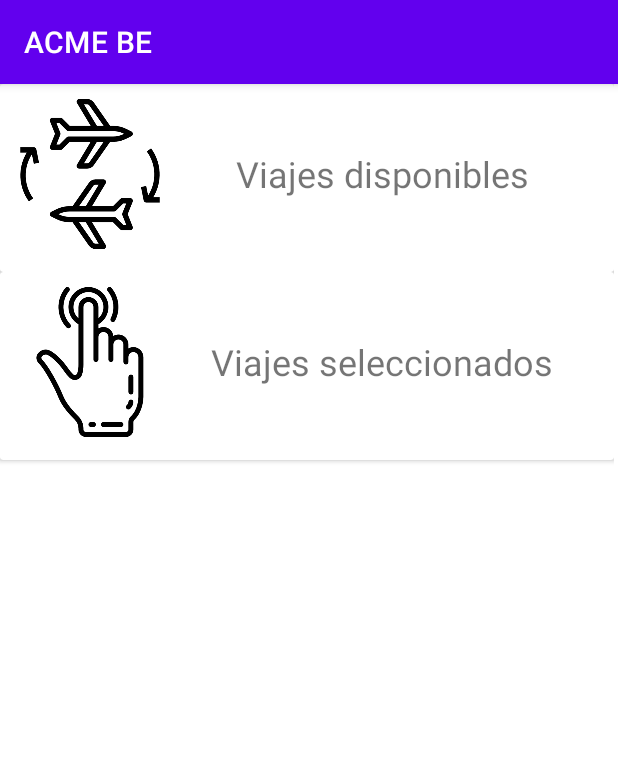
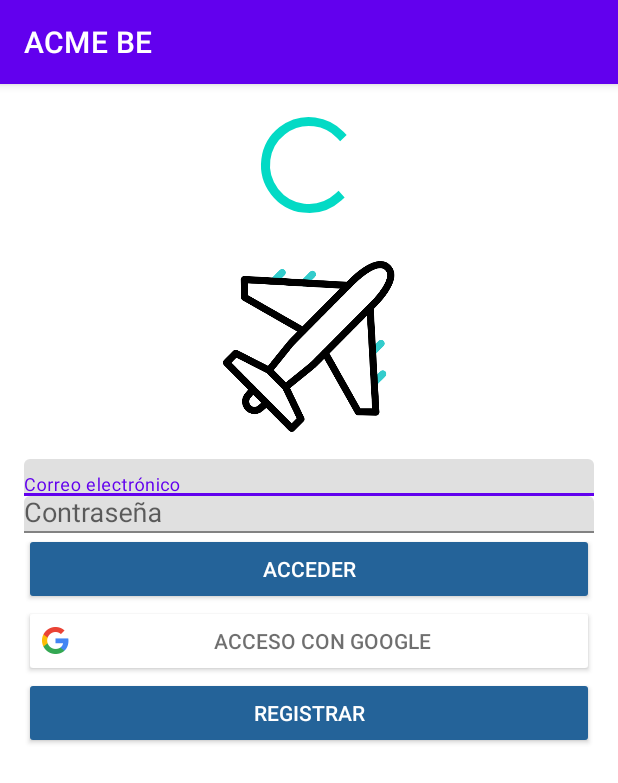
Before and after one commit to BrianEn/ACMEBE, an Android app: the screen it shows after launch (MainActivity before the commit, LoginActivity after it), on a phone screen of 412 x 824 dp. Shown: the top 783 px of the screen. Run offline under Robolectric (Android 15) with nearby library versions, the phone set to English and light mode, and no system bars; our stand-ins replace Firebase (no records; nobody signed in at launch, a user with empty details on screens opened directly).

Commit message:
app login email and pass

```diff
--- a/app/build.gradle
+++ b/app/build.gradle
@@ -35,4 +35,5 @@ dependencies {
     testImplementation 'junit:junit:4.13.2'
     androidTestImplementation 'androidx.test.ext:junit:1.1.3'
     androidTestImplementation 'androidx.test.espresso:espresso-core:3.4.0'
+    implementation 'com.google.firebase:firebase-auth:21.0.3'
 }
--- a/app/src/main/AndroidManifest.xml
+++ b/app/src/main/AndroidManifest.xml
@@ -3,13 +3,16 @@
     package="com.mis.acmebe">
 
     <application
-        android:name="com.mis.acmebe.MyApplication"
+        android:name=".MyApplication"
         android:allowBackup="true"
         android:icon="@mipmap/ic_launcher"
         android:label="@string/app_name"
         android:roundIcon="@mipmap/ic_launcher_round"
         android:supportsRtl="true"
         android:theme="@style/Theme.ACMEBE">
+        <activity
+            android:name=".LoginActivity"
+            android:exported="false" />
         <activity
             android:name=".VueloSingleActivity"
             android:exported="false" />
--- /dev/null
+++ b/app/src/main/java/com/mis/acmebe/LoginActivity.java
@@ -0,0 +1,150 @@
+package com.mis.acmebe;
+
+import androidx.appcompat.app.AlertDialog;
+import androidx.appcompat.app.AppCompatActivity;
+
+import android.content.Intent;
+import android.net.Uri;
+import android.os.Bundle;
+import android.transition.AutoTransition;
+import android.transition.Transition;
+import android.transition.TransitionManager;
+import android.transition.TransitionSet;
+import android.view.View;
+import android.widget.AutoCompleteTextView;
+import android.widget.Button;
+import android.widget.ProgressBar;
+
+import com.google.android.material.snackbar.Snackbar;
+import com.google.android.material.textfield.TextInputLayout;
+import com.google.firebase.auth.FirebaseAuth;
+import com.google.firebase.auth.FirebaseUser;
+
+public class LoginActivity extends AppCompatActivity {
+
+        private FirebaseAuth mAuth;
+        private Button signinButtonGoogle;
+        private Button signinButtonMail;
+        private Button loginButtonSignup;
+        private ProgressBar progressBar;
+        private TextInputLayout loginEmailParent;
+        private TextInputLayout loginPassParent;
+        private AutoCompleteTextView loginEmail;
+        private AutoCompleteTextView loginPass;
+
+    @Override
+    protected void onCreate(Bundle savedInstanceState) {
+        super.onCreate(savedInstanceState);
+        setContentView(R.layout.activity_login);
+
+        mAuth = FirebaseAuth.getInstance();
+
+        progressBar = findViewById(R.id.loginProgres);
+        loginEmail = findViewById(R.id.loginEmailEt);
+        loginPass = findViewById(R.id.loginPassEt);
+        loginEmailParent = findViewById(R.id.loginEmail);
+        loginPassParent = findViewById(R.id.loginPass);
+        signinButtonGoogle = findViewById(R.id.loginButtonGoogle);
+        signinButtonMail = findViewById(R.id.loginButtonMail);
+        loginButtonSignup = findViewById(R.id.loginButtonRegister);
+
+        signinButtonMail.setOnClickListener(l -> attempLoginEmail());
+    }
+
+    private void attempLoginEmail() {
+        loginEmailParent.setError(null);
+        loginPassParent.setError(null);
+
+        if (loginEmail.getText().length()==0){
+            loginEmailParent.setErrorEnabled(true);
+            loginEmailParent.setError(getString(R.string.login_mail_error_1));
+        } else if (loginPass.getText().length()==0){
+            loginPassParent.setErrorEnabled(true);
+            loginPassParent.setError(getString(R.string.login_pass_error));
+
+        }else{
+            signInEmail();
+        }
+    }
+
+    private void signInEmail() {
+        if (mAuth== null){
+            mAuth= FirebaseAuth.getInstance();
+        }
+        if (mAuth != null){
+            mAuth.signInWithEmailAndPassword(loginEmail.getText().toString(),loginPass.getText().toString()).addOnCompleteListener(this,task -> {
+               if (!task.isSuccessful() || task.getResult().getUser()== null ){
+                 showErrorDialogMail();
+               } else if (!task.getResult().getUser().isEmailVerified()) {
+                  showErrorEmailVerified(task.getResult().getUser());
+               }else{
+                   FirebaseUser user = task.getResult().getUser();
+                   checkUserDatabaseLogin(user);
+               }
+            });
+        }else{
+            showGooglePlayServicesError();
+        }
+    }
+
+    private void showGooglePlayServicesError() {
+        Snackbar.make(loginButtonSignup, R.string.login_play_services_error, Snackbar.LENGTH_SHORT).setAction(R.string.login_download_gps, view -> {
+           try{
+               startActivity(new Intent(Intent.ACTION_VIEW, Uri.parse(getString(R.string.gps_download_url))));
+           }catch (Exception ex){
+               startActivity(new Intent(Intent.ACTION_VIEW, Uri.parse(getString(R.string.market_download_url))));
+
+           }
+        });
+    }
+
+    private void checkUserDatabaseLogin(FirebaseUser user) {
+        //TODO: complete
+    }
+
+    private void showErrorEmailVerified(FirebaseUser user) {
+        hideLoginButton(false);
+        AlertDialog.Builder builder =new AlertDialog.Builder(this);
+        builder.setMessage(R.string.login_verified_mail_error)
+        .setPositiveButton(R.string.login_verified_mail_error_ok,((dialog,wich) -> {
+            user.sendEmailVerification().addOnCompleteListener(task1 ->{
+                if (task1.isSuccessful()){
+                    Snackbar.make(loginEmail, R.string.login_mail_error_sent, Snackbar.LENGTH_SHORT).show();
+                }else{
+                    Snackbar.make(loginEmail, R.string.login_mail_error_no_sent, Snackbar.LENGTH_SHORT).show();
+                }
+            });
+        })).setNegativeButton(R.string.login_verified_mail_error_cancel, (dialog, which) -> {
+
+        }).show();
+    }
+
+    private void showErrorDialogMail() {
+        hideLoginButton(false);
+        Snackbar.make(signinButtonMail, getString(R.string.login_mail_acces_error), Snackbar.LENGTH_SHORT).show();
+    }
+
+    private void hideLoginButton(boolean hide) {
+        TransitionSet transitionSet = new TransitionSet();
+        Transition layoutFade = new AutoTransition();
+        layoutFade.setDuration(1000);
+        transitionSet.addTransition(layoutFade);
+        if (hide){
+            TransitionManager.beginDelayedTransition(findViewById(R.id.loginMainLayout), transitionSet);
+            progressBar.setVisibility(View.VISIBLE);
+            signinButtonMail.setVisibility(View.GONE);
+            signinButtonGoogle.setVisibility(View.GONE);
+            loginButtonSignup.setVisibility(View.GONE);
+            loginEmailParent.setEnabled(false);
+            loginPassParent.setEnabled(false);
+        }else{
+            TransitionManager.beginDelayedTransition(findViewById(R.id.loginMainLayout), transitionSet);
+            progressBar.setVisibility(View.GONE);
+            signinButtonMail.setVisibility(View.VISIBLE);
+            signinButtonGoogle.setVisibility(View.VISIBLE);
+            loginButtonSignup.setVisibility(View.VISIBLE);
+            loginEmailParent.setEnabled(true);
+            loginPassParent.setEnabled(true);
+        }
+    }
+}
--- a/app/src/main/java/com/mis/acmebe/SplashActivity.java
+++ b/app/src/main/java/com/mis/acmebe/SplashActivity.java
@@ -20,7 +20,7 @@ public class SplashActivity extends AppCompatActivity {
         new Handler().postDelayed(new Runnable() {
 
             public void run() {
-                startActivity(new Intent(SplashActivity.this,MainActivity.class));
+                startActivity(new Intent(SplashActivity.this,LoginActivity.class));
             }
         },DURACION);
     }
--- /dev/null
+++ b/app/src/main/res/layout/activity_login.xml
@@ -0,0 +1,96 @@
+<?xml version="1.0" encoding="utf-8"?>
+<androidx.appcompat.widget.LinearLayoutCompat
+    xmlns:android="http://schemas.android.com/apk/res/android"
+    xmlns:tools="http://schemas.android.com/tools"
+    android:layout_width="match_parent"
+    android:layout_height="match_parent"
+    android:padding="16dp"
+    android:gravity="center_horizontal"
+    android:orientation="vertical"
+    tools:context=".LoginActivity">
+
+    <ProgressBar
+        android:layout_width="wrap_content"
+        android:layout_height="wrap_content"
+        android:layout_marginBottom="8dp"
+        android:id="@+id/loginProgres"
+        style="?android:attr/progressBarStyleLarge"
+        />
+    <ImageView
+        android:layout_width="wrap_content"
+        android:layout_height="150dp"
+        android:src="@drawable/splash"
+        android:contentDescription="@string/app_name"
+        />
+    <ScrollView
+        android:layout_width="match_parent"
+        android:layout_height="match_parent"
+        android:id="@+id/loginMainLayout">
+        <LinearLayout
+            android:layout_width="match_parent"
+            android:layout_height="wrap_content"
+            android:id="@+id/emailLoginForm"
+            android:orientation="vertical">
+            <com.google.android.material.textfield.TextInputLayout
+                android:layout_width="match_parent"
+                android:layout_height="wrap_content"
+                android:id="@+id/loginEmail">
+
+                <AutoCompleteTextView
+                    android:id="@+id/loginEmailEt"
+                    android:layout_width="match_parent"
+                    android:layout_height="wrap_content"
+                    android:hint="@string/login_email_et_hint"
+                    android:inputType="textEmailAddress"
+                    android:maxLines="1"
+                    android:singleLine="true"
+                    tools:ignore="TouchTargetSizeCheck" />
+            </com.google.android.material.textfield.TextInputLayout>
+            <com.google.android.material.textfield.TextInputLayout
+                android:layout_width="match_parent"
+                android:layout_height="wrap_content"
+                android:id="@+id/loginPass">
+
+                <AutoCompleteTextView
+                    android:id="@+id/loginPassEt"
+                    android:layout_width="match_parent"
+                    android:layout_height="wrap_content"
+                    android:hint="@string/login_pass_et_hint"
+                    android:inputType="textPassword"
+                    tools:ignore="TouchTargetSizeCheck" />
+            </com.google.android.material.textfield.TextInputLayout>
+
+            <androidx.appcompat.widget.AppCompatButton
+                android:layout_width="match_parent"
+                android:layout_height="wrap_content"
+                android:id="@+id/loginButtonMail"
+                android:backgroundTint="@color/blue_button"
+                android:textAllCaps="true"
+                android:text="@string/login_button_mail_text"
+                android:textColor="@color/white"/>
+
+            <androidx.appcompat.widget.AppCompatButton
+                android:layout_width="match_parent"
+                android:layout_height="wrap_content"
+                android:id="@+id/loginButtonGoogle"
+                android:backgroundTint="@color/common_google_signin_btn_text_dark"
+                android:drawableStart="@drawable/googleg_standard_color_18"
+                android:textAllCaps="true"
+                android:text="@string/login_button_google_text"
+                android:textColor="@color/common_google_signin_btn_text_light"/>
+
+            <androidx.appcompat.widget.AppCompatButton
+                android:layout_marginBottom="16dp"
+                android:layout_width="match_parent"
+                android:layout_height="wrap_content"
+                android:id="@+id/loginButtonRegister"
+                android:backgroundTint="@color/blue_button"
+                android:textAllCaps="true"
+                android:text="@string/login_button_register_text"
+                android:textColor="@color/white"/>
+
+        </LinearLayout>
+
+    </ScrollView>
+
+</androidx.appcompat.widget.LinearLayoutCompat>
--- a/app/src/main/res/values/colors.xml
+++ b/app/src/main/res/values/colors.xml
@@ -7,4 +7,5 @@
     <color name="teal_700">#FF018786</color>
     <color name="black">#FF000000</color>
     <color name="white">#FFFFFFFF</color>
+    <color name="blue_button">#246399</color>
 </resources>
--- a/app/src/main/res/values/strings.xml
+++ b/app/src/main/res/values/strings.xml
@@ -1,3 +1,20 @@
 <resources>
     <string name="app_name">ACME BE</string>
+    <string name="login_email_et_hint">Correo electrónico</string>
+    <string name="login_pass_et_hint">Contraseña</string>
+    <string name="login_button_mail_text">Acceder</string>
+    <string name="login_button_google_text">Acceso con Google</string>
+    <string name="login_button_register_text">Registrar</string>
+    <string name="login_mail_error_1">El correo electrónico no puede estar vacio</string>
+    <string name="login_pass_error">La contraseña no puede estar vacia</string>
+    <string name="login_mail_acces_error">Se ha producido un error al acceder</string>
+    <string name="login_verified_mail_error">Aún no has validado tu cuenta. ¿Quieres que te enviemos un correo de verificación?</string>
+    <string name="login_verified_mail_error_ok">Enviar correo</string>
+    <string name="login_mail_error_sent">Hemos enviado un correo de verificación a tu dirección</string>
+    <string name="login_mail_error_no_sent">No se ha podido enviar un correo de verificación</string>
+    <string name="login_verified_mail_error_cancel">Cancelar</string>
+    <string name="login_play_services_error">Debes actualizar google play services</string>
+    <string name="login_download_gps">Actualizar</string>
+    <string name="gps_download_url">market://details?id=com.google.android.gms</string>
+    <string name="market_download_url">https://play.google.com/store/apps/details?id=com.google.android.gms</string>
 </resources>
```
